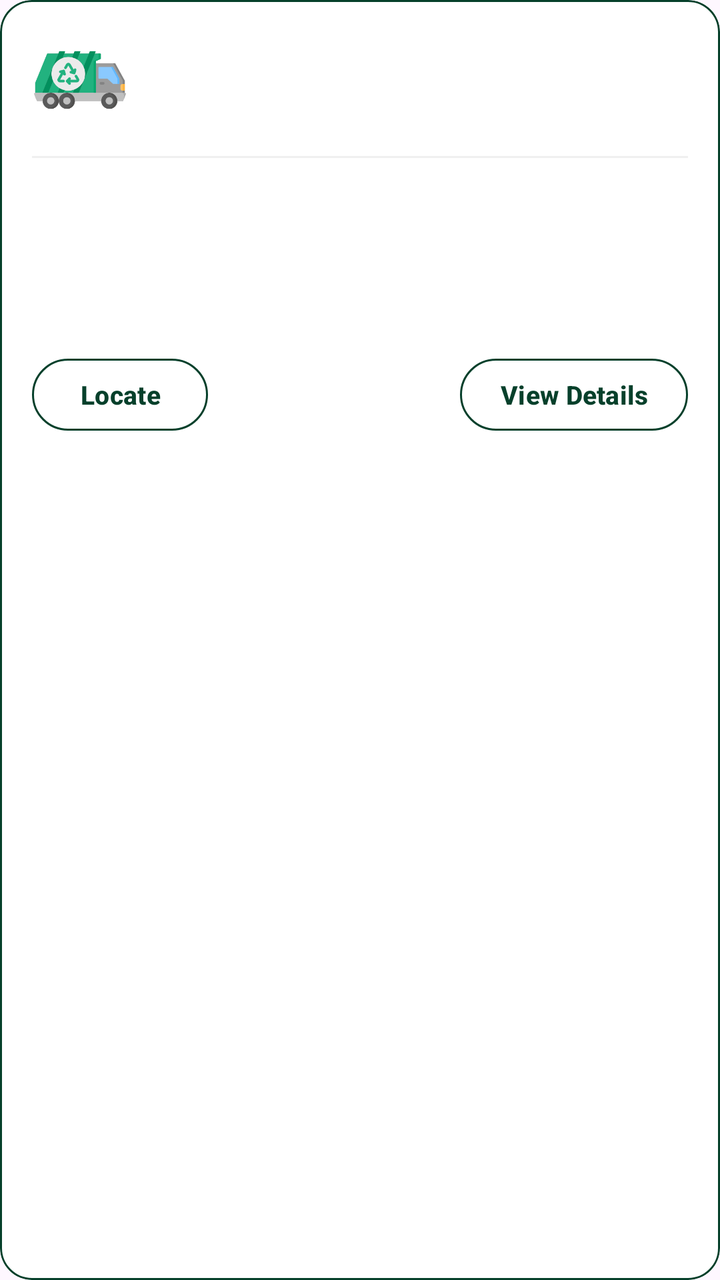
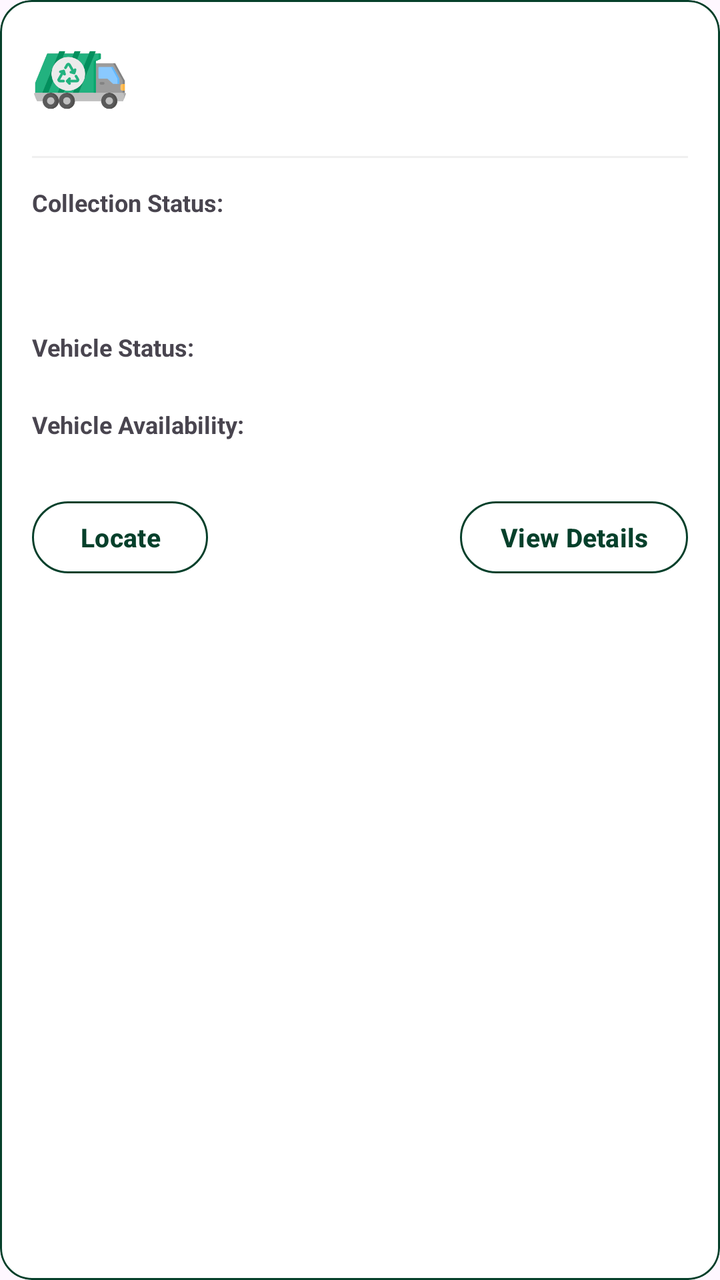

Compare the two renders of this Android layout. The source of the first and the diff that turns it into the second are given below.
<!-- AndroidManifest.xml: application theme Theme.MyEcoWatch1 -->
<!-- res/layout/item_vehicle.xml -->
<?xml version="1.0" encoding="utf-8"?>
<com.google.android.material.card.MaterialCardView xmlns:android="http://schemas.android.com/apk/res/android"
    xmlns:app="http://schemas.android.com/apk/res-auto"
    android:layout_width="match_parent"
    android:layout_height="wrap_content"
    android:layout_marginHorizontal="10dp"
    android:layout_marginVertical="6dp"
    android:foreground="?attr/selectableItemBackground"
    app:cardBackgroundColor="?attr/colorSurface"
    app:cardCornerRadius="16dp"
    app:strokeColor="#06402B"
    app:strokeWidth="1dp">

    <LinearLayout
        android:layout_width="match_parent"
        android:layout_height="wrap_content"
        android:orientation="vertical"
        android:padding="16dp">

        
        <LinearLayout
            android:layout_width="match_parent"
            android:layout_height="wrap_content"
            android:gravity="center_vertical"
            android:orientation="horizontal">

            
            <com.google.android.material.imageview.ShapeableImageView
                android:id="@+id/vehicleIcon"
                android:layout_width="48dp"
                android:layout_height="48dp"
                android:contentDescription="@string/vehicle_icon_description"
                android:scaleType="centerCrop"
                android:src="@drawable/garbage_truck"
                app:shapeAppearanceOverlay="@style/CircleImage" />

            <LinearLayout
                android:layout_width="0dp"
                android:layout_height="wrap_content"
                android:layout_marginStart="12dp"
                android:layout_weight="1"
                android:orientation="vertical">

                <TextView
                    android:id="@+id/vehiclePlate"
                    android:layout_width="match_parent"
                    android:layout_height="wrap_content"
                    android:ellipsize="end"
                    android:maxLines="1"
                    android:textColor="?attr/colorOnSurface"
                    android:textSize="17sp"
                    android:textStyle="bold" />

                <TextView
                    android:id="@+id/vehicleSubtitle"
                    android:layout_width="match_parent"
                    android:layout_height="wrap_content"
                    android:layout_marginTop="2dp"
                    android:ellipsize="end"
                    android:maxLines="1"
                    android:textColor="?attr/colorOnSurfaceVariant"
                    android:textSize="13sp" />
            </LinearLayout>
        </LinearLayout>

        <View
            android:layout_width="match_parent"
            android:layout_height="1dp"
            android:layout_marginTop="14dp"
            android:layout_marginBottom="14dp"
            android:background="?attr/colorOutlineVariant" />

        
        <TextView
            android:id="@+id/vehicleCurrentCollection"
            android:layout_width="match_parent"
            android:layout_height="wrap_content"
            android:ellipsize="end"
            android:maxLines="2"
            android:textColor="?attr/colorOnSurface"
            android:textSize="14sp"
            android:textStyle="bold" />

        
        <TextView
            android:id="@+id/vehicleLastService"
            android:layout_width="match_parent"
            android:layout_height="wrap_content"
            android:layout_marginTop="6dp"
            android:ellipsize="end"
            android:maxLines="1"
            android:textColor="?attr/colorOnSurface"
            android:textSize="14sp"
            android:textStyle="bold" />

        
        <LinearLayout
            android:layout_width="match_parent"
            android:layout_height="wrap_content"
            android:layout_marginTop="12dp"
            android:orientation="horizontal">

            <TextView
                android:id="@+id/vehicleMaintenanceStatus"
                android:layout_width="wrap_content"
                android:layout_height="wrap_content"
                android:textSize="12sp"
                android:textStyle="bold" />

            <TextView
                android:id="@+id/vehicleAvailability"
                android:layout_width="wrap_content"
                android:layout_height="wrap_content"
                android:layout_marginStart="10dp"
                android:textSize="12sp"
                android:textStyle="bold" />
        </LinearLayout>

        
        <com.google.android.material.card.MaterialCardView
            android:id="@+id/vehiclePersonnelCard"
            android:layout_width="match_parent"
            android:layout_height="wrap_content"
            android:layout_marginTop="14dp"
            android:visibility="gone"
            app:cardBackgroundColor="?attr/colorSurface"
            app:cardCornerRadius="14dp"
            app:strokeColor="#06402B"
            app:strokeWidth="1dp">

            <LinearLayout
                android:layout_width="match_parent"
                android:layout_height="wrap_content"
                android:gravity="center_vertical"
                android:orientation="horizontal"
                android:padding="12dp">

                <com.google.android.material.imageview.ShapeableImageView
                    android:id="@+id/vehiclePersonnelAvatar"
                    android:layout_width="40dp"
                    android:layout_height="40dp"
                    android:contentDescription="@string/personnel_name_label"
                    android:scaleType="centerInside"
                    android:src="@drawable/ic_person_default"
                    app:shapeAppearanceOverlay="@style/CircleImage" />

                <LinearLayout
                    android:layout_width="0dp"
                    android:layout_height="wrap_content"
                    android:layout_marginStart="12dp"
                    android:layout_weight="1"
                    android:orientation="vertical">

                    <TextView
                        android:layout_width="match_parent"
                        android:layout_height="wrap_content"
                        android:text="@string/personnel_assigned_personnel"
                        android:textColor="?attr/colorOnSurfaceVariant"
                        android:textSize="11sp" />

                    <TextView
                        android:id="@+id/vehiclePersonnelName"
                        android:layout_width="match_parent"
                        android:layout_height="wrap_content"
                        android:layout_marginTop="2dp"
                        android:ellipsize="end"
                        android:maxLines="1"
                        android:textColor="?attr/colorOnSurface"
                        android:textSize="14sp"
                        android:textStyle="bold" />

                    <TextView
                        android:id="@+id/vehiclePersonnelId"
                        android:layout_width="match_parent"
                        android:layout_height="wrap_content"
                        android:ellipsize="end"
                        android:maxLines="1"
                        android:textColor="?attr/colorOnSurfaceVariant"
                        android:textSize="12sp" />
                </LinearLayout>
            </LinearLayout>
        </com.google.android.material.card.MaterialCardView>

        
        <LinearLayout
            android:layout_width="match_parent"
            android:layout_height="wrap_content"
            android:layout_marginTop="14dp"
            android:orientation="horizontal">

            <com.google.android.material.button.MaterialButton
                android:id="@+id/btnLocateVehicle"
                style="@style/Widget.MyEcoWatch1.CardActionButton"
                android:layout_width="wrap_content"
                android:layout_height="wrap_content"
                android:text="@string/locate" />

            <View
                android:layout_width="0dp"
                android:layout_height="1dp"
                android:layout_weight="1" />

            <com.google.android.material.button.MaterialButton
                android:id="@+id/btnVehicleDetails"
                style="@style/Widget.MyEcoWatch1.CardActionButton"
                android:layout_width="wrap_content"
                android:layout_height="wrap_content"
                android:text="@string/view_details" />
        </LinearLayout>
    </LinearLayout>
</com.google.android.material.card.MaterialCardView>
<!-- resources referenced by this layout -->
<resources>
  <!-- drawable garbage_truck: png bitmap (drawable, 15640 bytes) -->
  <!-- drawable ic_person_default (drawable) -->
  <vector xmlns:android="http://schemas.android.com/apk/res/android"
      android:width="48dp"
      android:height="48dp"
      android:viewportWidth="48"
      android:viewportHeight="48">
      <path
          android:fillColor="#DCFCE7"
          android:pathData="M24,24m-24,0a24,24 0,1 0,48 0a24,24 0,1 0,-48 0" />
      <path
          android:fillColor="#06402B"
          android:pathData="M24,13a7,7 0,1 0,0 14a7,7 0,1 0,0 -14M11,37c0,-6.1 5.8,-11 13,-11s13,4.9 13,11z" />
  </vector>
  <string name="locate">Locate</string>
  <string name="personnel_assigned_personnel">Assigned Personnel</string>
  <string name="personnel_name_label">Name</string>
  <string name="vehicle_icon_description">Vehicle</string>
  <string name="view_details">View Details</string>
  <style name="CircleImage" parent="">
          <item name="cornerFamily">rounded</item>
          <item name="cornerSize">50%</item>
      </style>
  <style name="Widget.MyEcoWatch1.CardActionButton" parent="Widget.Material3.Button.OutlinedButton">
          <item name="android:insetTop">0dp</item>
          <item name="android:insetBottom">0dp</item>
          <item name="android:minHeight">36dp</item>
          <item name="android:paddingStart">20dp</item>
          <item name="android:paddingEnd">20dp</item>
          <item name="android:textAllCaps">false</item>
          <item name="android:textColor">?attr/colorPrimary</item>
          <item name="android:textSize">13sp</item>
          <item name="android:textStyle">bold</item>
          <item name="backgroundTint">?attr/colorSurface</item>
          <item name="cornerRadius">20dp</item>
          <item name="strokeColor">?attr/colorPrimary</item>
          <item name="strokeWidth">1dp</item>
      </style>
  <style name="Theme.MyEcoWatch1" parent="Base.Theme.MyEcoWatch1" />
  <style name="Base.Theme.MyEcoWatch1" parent="Theme.Material3.DayNight.NoActionBar">
          
          <item name="colorPrimary">@color/green</item>
          <item name="colorOnPrimary">@color/white</item>
          <item name="colorSurface">@color/white</item>
          <item name="colorOnSurface">@color/green</item>
          <item name="colorOutlineVariant">#F0F0F0</item>
      </style>
  <color name="green">#06402B</color>
  <color name="white">#FFFFFFFF</color>
</resources>

<!-- the commit's change to res/layout/item_vehicle.xml (unified diff, before → after) -->
@@ -70,6 +70,14 @@
             android:layout_marginBottom="14dp"
             android:background="?attr/colorOutlineVariant" />
 
+        <TextView
+            android:layout_width="wrap_content"
+            android:layout_height="wrap_content"
+            android:textColor="?attr/colorOnSurfaceVariant"
+            android:textSize="12sp"
+            android:textStyle="bold"
+            android:text="@string/vehicle_collection_status"/>
+
         
         <TextView
             android:id="@+id/vehicleCurrentCollection"
@@ -79,7 +87,8 @@
             android:maxLines="2"
             android:textColor="?attr/colorOnSurface"
             android:textSize="14sp"
-            android:textStyle="bold" />
+            android:textStyle="bold"
+            android:layout_marginStart="5dp"/>
 
         
         <TextView
@@ -98,12 +107,30 @@
             android:layout_width="match_parent"
             android:layout_height="wrap_content"
             android:layout_marginTop="12dp"
-            android:orientation="horizontal">
+            android:orientation="vertical">
+
+            <TextView
+                android:layout_width="wrap_content"
+                android:layout_height="wrap_content"
+                android:text="@string/vehicle_status"
+                android:textColor="?attr/colorOnSurfaceVariant"
+                android:textSize="12sp"
+                android:textStyle="bold" />
 
             <TextView
                 android:id="@+id/vehicleMaintenanceStatus"
                 android:layout_width="wrap_content"
                 android:layout_height="wrap_content"
+                android:layout_marginStart="5dp"
+                android:textSize="12sp"
+                android:textStyle="bold" />
+
+            <TextView
+                android:layout_width="wrap_content"
+                android:layout_height="wrap_content"
+                android:layout_marginTop="6dp"
+                android:text="@string/vehicle_availability"
+                android:textColor="?attr/colorOnSurfaceVariant"
                 android:textSize="12sp"
                 android:textStyle="bold" />
 
@@ -111,7 +138,7 @@
                 android:id="@+id/vehicleAvailability"
                 android:layout_width="wrap_content"
                 android:layout_height="wrap_content"
-                android:layout_marginStart="10dp"
+                android:layout_marginStart="5dp"
                 android:textSize="12sp"
                 android:textStyle="bold" />
         </LinearLayout>
<!-- resource entries referenced after the edit -->
@@ -17,7 +17,10 @@
   <string name="locate">Locate</string>
   <string name="personnel_assigned_personnel">Assigned Personnel</string>
   <string name="personnel_name_label">Name</string>
+  <string name="vehicle_availability">Vehicle Availability:</string>
+  <string name="vehicle_collection_status">Collection Status:</string>
   <string name="vehicle_icon_description">Vehicle</string>
+  <string name="vehicle_status">Vehicle Status:</string>
   <string name="view_details">View Details</string>
   <style name="CircleImage" parent="">
           <item name="cornerFamily">rounded</item>
